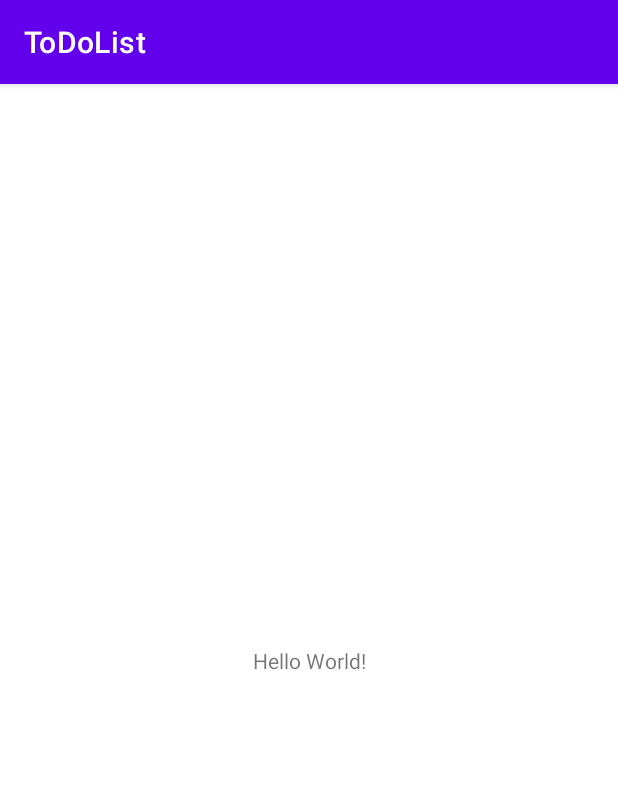
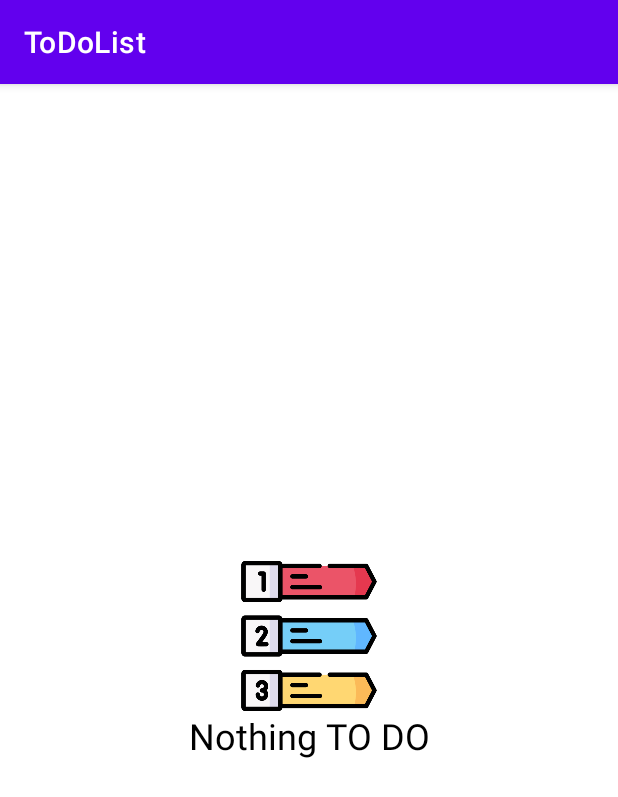
Before and after one commit to Witiania/ToDoList, an Android app: the screen it shows after launch (MainActivity), on a phone screen of 412 x 824 dp. Shown: the top 797 px of the screen. Run offline under Robolectric (Android 15) with nearby library versions, the phone set to English and light mode, and no system bars.

Commit message:
Создал разметку MainActivity, RecyclerView Создал Дата Класс Добавил зависимости RecyclerView

```diff
--- a/app/src/main/res/layout/activity_main.xml
+++ b/app/src/main/res/layout/activity_main.xml
@@ -6,13 +6,44 @@
     android:layout_height="match_parent"
     tools:context=".MainActivity">
 
-    <TextView
+    <LinearLayout
+        android:id="@+id/main_no_items_container"
         android:layout_width="wrap_content"
         android:layout_height="wrap_content"
-        android:text="Hello World!"
+        app:layout_constraintTop_toTopOf="parent"
+        app:layout_constraintEnd_toEndOf="parent"
+        app:layout_constraintStart_toStartOf="parent"
+        app:layout_constraintBottom_toBottomOf="parent"
+        android:orientation="vertical"
+        android:gravity="center">
+
+        <ImageView
+            android:id="@+id/main_no_items_image"
+            android:layout_width="100dp"
+            android:layout_height="100dp"
+            android:src="@drawable/list"/>
+
+        <TextView
+            android:id="@+id/main_no_items_label"
+            android:layout_width="wrap_content"
+            android:layout_height="wrap_content"
+            android:text="Nothing TO DO"
+            android:textSize="24sp"
+            android:textColor="@color/black"
+            />
+
+
+    </LinearLayout>
+
+    <androidx.recyclerview.widget.RecyclerView
+        android:id="@+id/main_recycler_view"
+        android:layout_width="match_parent"
+        android:layout_height="match_parent"
         app:layout_constraintBottom_toBottomOf="parent"
         app:layout_constraintEnd_toEndOf="parent"
         app:layout_constraintStart_toStartOf="parent"
         app:layout_constraintTop_toTopOf="parent" />
 
+
+
 </androidx.constraintlayout.widget.ConstraintLayout>
```
Also changed, not shown: app/build.gradle (+7 -3 lines), app/src/main/java/com/example/todolist/ToDoItem.kt (added, +7 -0 lines), app/src/main/res/layout/item.xml (added, +14 -0 lines), app/src/main/res/drawable/list.png (added).
